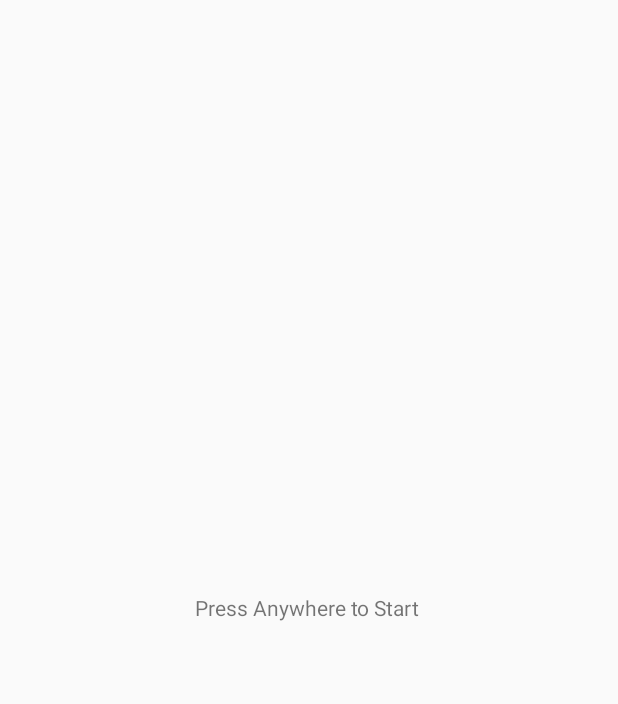
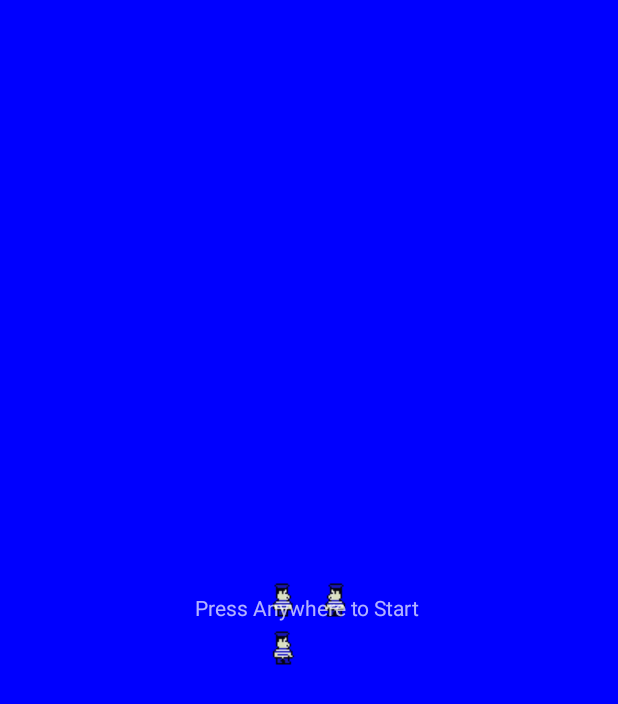
Before and after one commit to lapumb/CIS_350_PacLouie, an Android app: the screen it shows after launch (StartScreenActivity), on a phone screen of 412 x 824 dp. Before the commit the part shown is almost empty. Shown: the top 704 px of the screen. Run offline under Robolectric (Android 15) with nearby library versions, the light colour scheme and no system bars.

Commit message:
placeholder image for logo in start screen

```diff
--- a/app/src/main/AndroidManifest.xml
+++ b/app/src/main/AndroidManifest.xml
@@ -28,7 +28,7 @@
         <activity
             android:name=".StartScreenActivity"
             android:label="@string/title_activity_start_screen"
-            android:theme="@style/AppTheme.NoActionBar" />
+            android:theme="@style/StartTheme" />
         <activity
             android:name=".difficulty_page"
             android:label="@string/title_activity_difficulty_page"
--- /dev/null
+++ b/app/src/main/res/drawable/mainscreen.xml
@@ -0,0 +1,11 @@
+<?xml version="1.0" encoding="utf-8"?>
+<layer-list xmlns:android="http://schemas.android.com/apk/res/android">
+
+    <item android:drawable = "@color/Blue" />
+
+    <item>
+        <bitmap android:src="@drawable/louielaker"
+            android:gravity="center" />
+    </item>
+
+</layer-list>
--- a/app/src/main/res/values/styles.xml
+++ b/app/src/main/res/values/styles.xml
@@ -21,4 +21,7 @@
         <item name="android:windowBackground">@drawable/background</item>
     </style>
 
+    <style name="StartTheme" parent="Theme.AppCompat.NoActionBar">
+        <item name="android:windowBackground">@drawable/mainscreen</item>
+    </style>
 </resources>
```
Also changed, not shown: app/src/main/res/drawable/louielaker.png (added).
